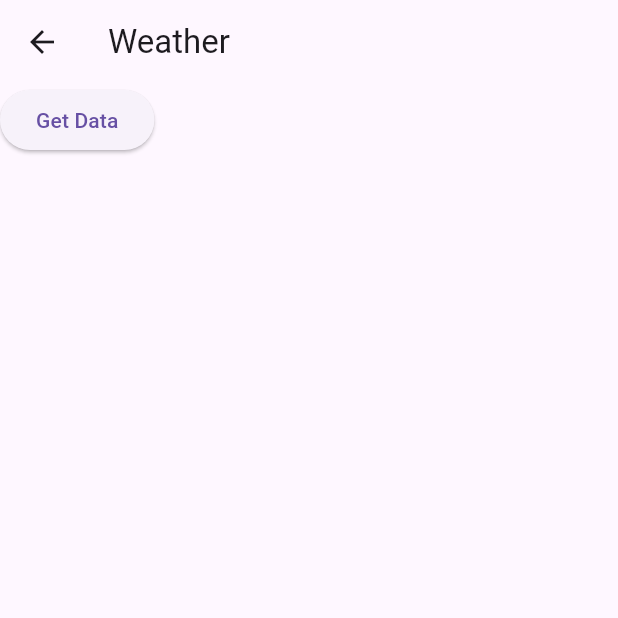
After one commit to DavidKPV/Flutter_Learning, a Flutter app: the WeatherScreen screen opened directly, after a tap on "Get Data", on a phone screen of 412 x 824 dp, the top half of it. The commit adds this screen. Run offline on Flutter 3.47's test engine with Material 3 defaults, Android fonts, the phone set to English and light mode, and no system bars; network calls fail.

Commit message:
Add weather screen and api

```diff
--- /dev/null
+++ b/lib/data/http_helper.dart
@@ -0,0 +1,15 @@
+import 'package:http/http.dart' as http;
+
+class HttpHelper {
+  final String authority = "api.openweathermap.org";
+  final String path = "data/2.5/weather";
+  final String door = "168e70defffe9899e9bb8d62f3ba899d";
+
+  Future<String> getWeather(String location) async {
+    Map<String, dynamic> parameters = {'q': location, 'appId': door};
+
+    Uri uri = Uri.https(authority, path, parameters);
+    http.Response response = await http.get(uri);
+    return response.body;
+  }
+}
--- /dev/null
+++ b/lib/screens/weather_screen.dart
@@ -0,0 +1,37 @@
+import 'package:flutter/material.dart';
+import 'package:learning_flutter_app/data/http_helper.dart';
+
+class WeatherScreen extends StatefulWidget {
+  const WeatherScreen({super.key});
+
+  @override
+  State<WeatherScreen> createState() => _WeatherScreenState();
+}
+
+class _WeatherScreenState extends State<WeatherScreen> {
+  String result = "";
+
+  @override
+  Widget build(BuildContext context) {
+    return Scaffold(
+      appBar: AppBar(title: Text("Weather"),),
+      body: Column(
+        children: [
+          ElevatedButton(
+              onPressed: getData,
+              child: Text("Get Data")
+          ),
+          Text(result)
+        ],
+      ),
+    );
+  }
+
+  Future getData() async  {
+    HttpHelper helper = HttpHelper();
+    result = await helper.getWeather("Mexico");
+    setState(() {
+
+    });
+  }
+}
--- a/lib/shared/menu_drawer.dart
+++ b/lib/shared/menu_drawer.dart
@@ -1,4 +1,5 @@
 import 'package:flutter/material.dart';
+import 'package:learning_flutter_app/screens/weather_screen.dart';
 import '../screens/bmi_screen.dart';
 import '../screens/intro_screen.dart';
 
@@ -47,6 +48,9 @@ class MenuDrawer extends StatelessWidget {
                       case 'BMI Calculator':
                         screen = BmiScreen();
                         break;
+                      case 'Weather':
+                        screen = WeatherScreen();
+                        break;
                     }
                     Navigator.of(context).pop();
                     Navigator.of(context).push(
--- a/pubspec.yaml
+++ b/pubspec.yaml
@@ -34,12 +34,11 @@ dependencies:
   # The following adds the Cupertino Icons font to your application.
   # Use with the CupertinoIcons class for iOS style icons.
   cupertino_icons: ^1.0.8
+  http: ^1.3.0
 
 dev_dependencies:
   flutter_test:
     sdk: flutter
-  dependencies:
-    http: ^1.3.0
 
   # The "flutter_lints" package below contains a set of recommended lints to
   # encourage good coding practices. The lint set provided by the package is
```
Also changed, not shown: pubspec.lock.
